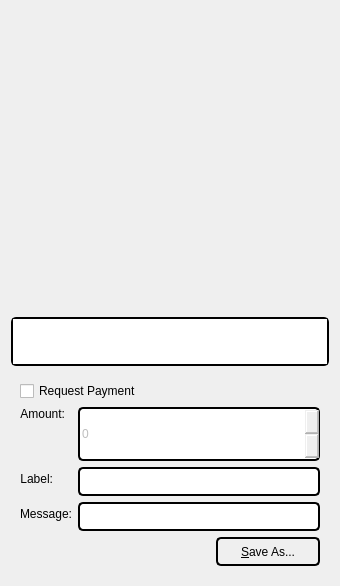
First picture: the form in src/qt/forms/qrcodedialog.ui, repository nazarpechka/volvox-old, before the edit.
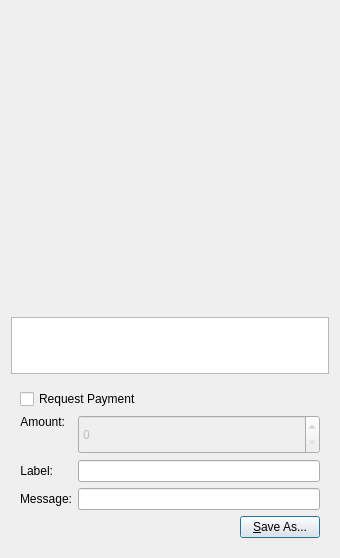
Second picture: the form after the edit. Custom widgets are drawn as their Qt base class.

Patch:
```diff
--- a/src/qt/forms/qrcodedialog.ui
+++ b/src/qt/forms/qrcodedialog.ui
@@ -54,14 +54,7 @@
       </size>
      </property>
      <property name="styleSheet">
-      <string notr="true">
-border-top-left-radius: 5px;
-border-top-right-radius: 5px;
-border-bottom-left-radius: 5px;
-border-bottom-right-radius: 5px;
-border: 2px solid #000000;
-min-height: 45px;
-max-height: 45px;</string>
+      <string notr="true"></string>
      </property>
      <property name="tabChangesFocus">
       <bool>true</bool>
@@ -108,14 +101,7 @@
         <item row="1" column="1">
          <widget class="QLineEdit" name="lnLabel">
           <property name="styleSheet">
-           <string notr="true">
-border-top-left-radius: 5px;
-border-top-right-radius: 5px;
-border-bottom-left-radius: 5px;
-border-bottom-right-radius: 5px;
-border: 2px solid #000000;
-min-height: 25px;
-max-height: 25px;</string>
+           <string notr="true"></string>
           </property>
          </widget>
         </item>
@@ -138,14 +124,7 @@
         <item row="2" column="1">
          <widget class="QLineEdit" name="lnMessage">
           <property name="styleSheet">
-           <string notr="true">
-border-top-left-radius: 5px;
-border-top-right-radius: 5px;
-border-bottom-left-radius: 5px;
-border-bottom-right-radius: 5px;
-border: 2px solid #000000;
-min-height: 25px;
-max-height: 25px;</string>
+           <string notr="true"></string>
           </property>
          </widget>
         </item>
@@ -183,14 +162,7 @@
            </size>
           </property>
           <property name="styleSheet">
-           <string notr="true">
-border-top-left-radius: 5px;
-border-top-right-radius: 5px;
-border-bottom-left-radius: 5px;
-border-bottom-right-radius: 5px;
-border: 2px solid #000000;
-min-height: 50px;
-max-height: 50px;</string>
+           <string notr="true"></string>
           </property>
          </widget>
         </item>
@@ -214,16 +186,7 @@
         <item>
          <widget class="QPushButton" name="btnSaveAs">
           <property name="styleSheet">
-           <string notr="true">
-border-top-left-radius: 5px;
-border-top-right-radius: 5px;
-border-bottom-left-radius: 5px;
-border-bottom-right-radius: 5px;
-border: 2px solid #000000;
-min-height: 25px;
-max-height: 25px;
-min-width: 100px;
-max-width: 100px;</string>
+           <string notr="true"></string>
           </property>
           <property name="text">
            <string>&amp;Save As...</string>
```
